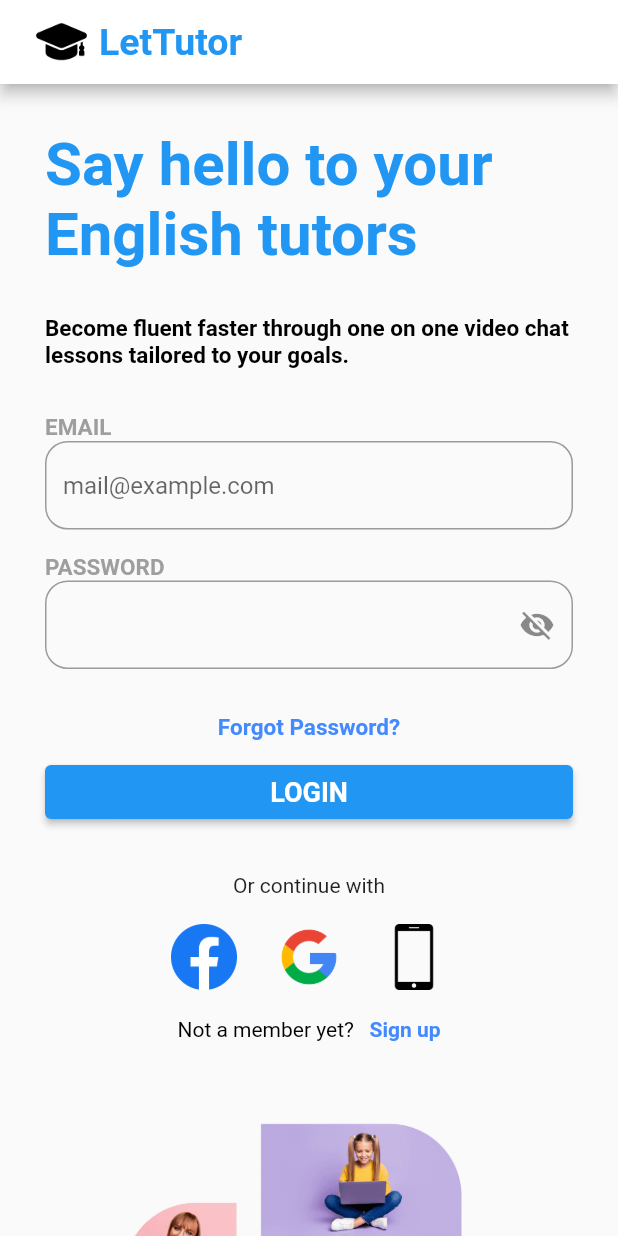
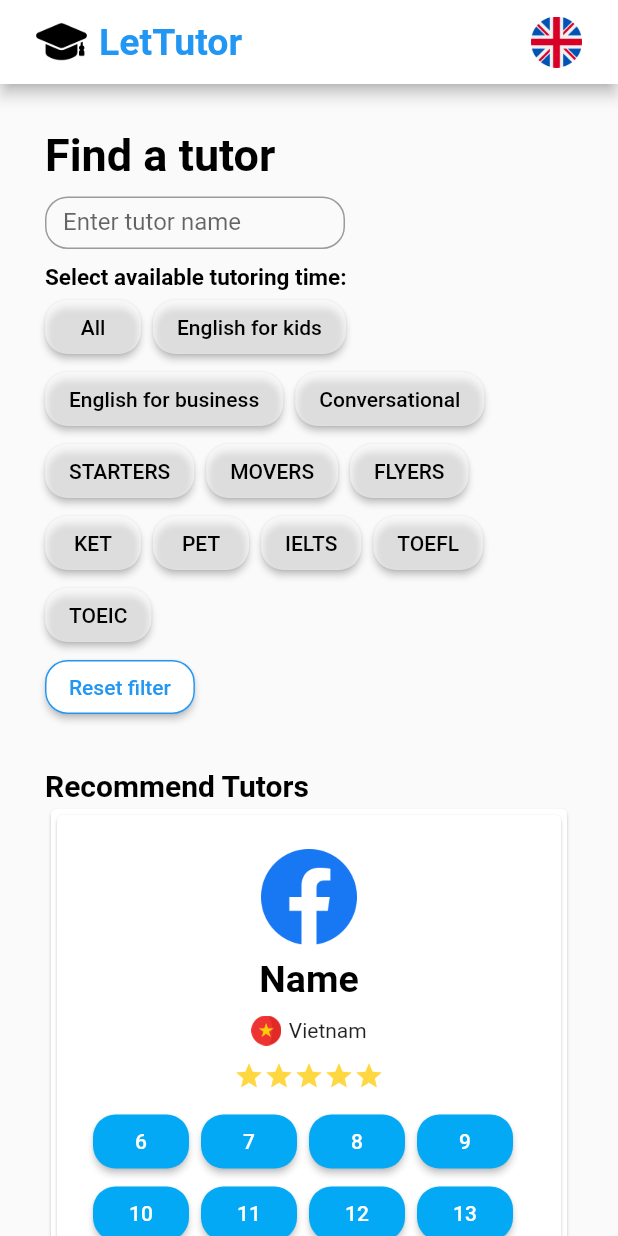
Before and after one commit to lyhai1502/AdvancedMobile_IndividualProject, a Flutter app: the screen it shows after launch, on a phone screen of 412 x 824 dp. Run offline on Flutter 3.47's test engine with Material 2 defaults, Android fonts, the phone set to English and light mode, and no system bars.

Commit message:
create find-tutor-list screen

```diff
--- a/lib/main.dart
+++ b/lib/main.dart
@@ -1,5 +1,6 @@
 import 'package:flutter/material.dart';
-import 'package:my_app/screen/login_screen.dart';
+import 'package:my_app/screens/tutor_list_screen.dart';
+import 'package:my_app/widgets/app_bar.dart';
 
 void main() {
   runApp(const MyApp());
@@ -13,25 +14,7 @@ class MyApp extends StatelessWidget {
   Widget build(BuildContext context) {
     return MaterialApp(
         home: Scaffold(
-            appBar: AppBar(
-                backgroundColor: Colors.white,
-                title: Row(children: [
-                  SizedBox(
-                    width: 50,
-                    height: 50,
-                    child: IconButton(
-                      icon: Image.asset('lib/assets/icons/logo.png'),
-                      onPressed: () {},
-                    ),
-                  ),
-                  const Text(
-                    'LetTutor',
-                    style: TextStyle(
-                        fontSize: 25,
-                        fontWeight: FontWeight.bold,
-                        color: Colors.blue),
-                  ),
-                ])),
-            body: LoginScreen()));
+            appBar: AppBarWidget().build(context),
+            body: const TutorListScreen()));
   }
 }
--- a/lib/screen/login_screen.dart
+++ b/lib/screens/login_screen.dart
@@ -2,6 +2,8 @@ import 'package:flutter/gestures.dart';
 import 'package:flutter/material.dart';
 
 class LoginScreen extends StatefulWidget {
+  const LoginScreen({super.key});
+
   @override
   State<StatefulWidget> createState() {
     return LoginScreenState();
@@ -22,13 +24,18 @@ class LoginScreenState extends State<LoginScreen> {
       child: Container(
           margin: const EdgeInsets.symmetric(horizontal: 30),
           child: Column(
-            mainAxisAlignment: MainAxisAlignment.start,
             children: [
+              SizedBox(
+                width: 400,
+                height: 350,
+                child: Image.asset('lib/assets/images/background.png'),
+              ),
               const Padding(
                 padding: EdgeInsets.symmetric(vertical: 15),
               ),
               const Text(
                 "Say hello to your English tutors",
+                textAlign: TextAlign.center,
                 style: TextStyle(
                     fontSize: 40,
                     fontWeight: FontWeight.bold,
@@ -39,8 +46,9 @@ class LoginScreenState extends State<LoginScreen> {
               ),
               const Text(
                 "Become fluent faster through one on one video chat lessons tailored to your goals.",
+                textAlign: TextAlign.center,
                 style: TextStyle(
-                    fontSize: 15,
+                    fontSize: 17,
                     fontWeight: FontWeight.bold,
                     color: Colors.black),
               ),
@@ -189,13 +197,8 @@ class LoginScreenState extends State<LoginScreen> {
                   )
                 ],
               )),
-              SizedBox(
-                width: 400,
-                height: 400,
-                child: IconButton(
-                  icon: Image.asset('lib/assets/images/background.png'),
-                  onPressed: () {},
-                ),
+              const Padding(
+                padding: EdgeInsets.symmetric(vertical: 20),
               ),
             ],
           )),
--- /dev/null
+++ b/lib/screens/tutor_list_screen.dart
@@ -0,0 +1,121 @@
+import 'package:flutter/material.dart';
+import 'package:my_app/widgets/tutor_list_item.dart';
+
+class TutorListScreen extends StatefulWidget {
+  const TutorListScreen({super.key});
+
+  @override
+  State<StatefulWidget> createState() {
+    return TutorListScreenState();
+  }
+}
+
+class TutorListScreenState extends State<TutorListScreen> {
+  final List<String> items = [
+    'All',
+    'English for kids',
+    'English for business',
+    'Conversational',
+    'STARTERS',
+    'MOVERS',
+    'FLYERS',
+    'KET',
+    'PET',
+    'IELTS',
+    'TOEFL',
+    'TOEIC'
+  ];
+
+  String _selectedFilterItem = '';
+  @override
+  Widget build(BuildContext context) {
+    return SingleChildScrollView(
+        child: Container(
+      padding: const EdgeInsets.all(30),
+      child: Column(crossAxisAlignment: CrossAxisAlignment.start, children: [
+        const Text(
+          'Find a tutor',
+          style: TextStyle(
+              fontSize: 30, fontWeight: FontWeight.bold, color: Colors.black),
+        ),
+        const Padding(
+          padding: EdgeInsets.symmetric(vertical: 5),
+        ),
+        SizedBox(
+            height: 35,
+            width: 200,
+            child: TextField(
+              decoration: InputDecoration(
+                  border: OutlineInputBorder(
+                    borderRadius: BorderRadius.circular(15),
+                  ),
+                  labelText: 'Enter tutor name'),
+            )),
+        const Padding(
+          padding: EdgeInsets.symmetric(vertical: 5),
+        ),
+        const Text(
+          'Select available tutoring time:',
+          style: TextStyle(
+              fontSize: 15, fontWeight: FontWeight.bold, color: Colors.black),
+        ),
+        Wrap(
+          children: [
+            for (String item in items)
+              Container(
+                  padding: const EdgeInsets.only(right: 8),
+                  child: ElevatedButton(
+                      style: ButtonStyle(
+                          shape:
+                              MaterialStateProperty.all<RoundedRectangleBorder>(
+                                  RoundedRectangleBorder(
+                            borderRadius: BorderRadius.circular(15.0),
+                          )),
+                          backgroundColor: _selectedFilterItem == item
+                              ? MaterialStateProperty.all(Colors.blue)
+                              : MaterialStateProperty.all(Colors.white54),
+                          foregroundColor: _selectedFilterItem == item
+                              ? MaterialStateProperty.all(Colors.white)
+                              : MaterialStateProperty.all(Colors.black)),
+                      onPressed: () {
+                        setState(() {
+                          _selectedFilterItem = item;
+                        });
+                      },
+                      child: Text(item)))
+          ],
+        ),
+        ElevatedButton(
+            style: ButtonStyle(
+                shape: MaterialStateProperty.all<RoundedRectangleBorder>(
+                    RoundedRectangleBorder(
+                  side: const BorderSide(color: Colors.blue),
+                  borderRadius: BorderRadius.circular(15.0),
+                )),
+                backgroundColor: MaterialStateProperty.all(Colors.white),
+                foregroundColor: MaterialStateProperty.all(Colors.blue)),
+            onPressed: () {
+              setState(() {
+                _selectedFilterItem = 'All';
+              });
+            },
+            child: const Text('Reset filter')),
+        const Padding(
+          padding: EdgeInsets.symmetric(vertical: 15),
+        ),
+        const Text(
+          'Recommend Tutors',
+          style: TextStyle(
+              fontSize: 20, fontWeight: FontWeight.bold, color: Colors.black),
+        ),
+        Column(children: [
+          // ignore: unused_local_variable
+          for (String item in items)
+            const Card(
+              child: CardExample(),
+            )
+        ])
+      ]),
+    ));
+  }
+}
--- /dev/null
+++ b/lib/widgets/app_bar.dart
@@ -0,0 +1,39 @@
+import 'package:flutter/material.dart';
+
+class AppBarWidget extends StatelessWidget {
+  const AppBarWidget({super.key});
+
+  @override
+  PreferredSizeWidget build(BuildContext context) {
+    return AppBar(
+        backgroundColor: Colors.white,
+        title:
+            Row(mainAxisAlignment: MainAxisAlignment.spaceBetween, children: [
+          Row(children: [
+            SizedBox(
+              width: 50,
+              height: 50,
+              child: IconButton(
+                icon: Image.asset('lib/assets/icons/logo.png'),
+                onPressed: () {},
+              ),
+            ),
+            const Text(
+              'LetTutor',
+              style: TextStyle(
+                  fontSize: 25,
+                  fontWeight: FontWeight.bold,
+                  color: Colors.blue),
+            ),
+          ]),
+          SizedBox(
+            width: 50,
+            height: 50,
+            child: IconButton(
+              icon: Image.asset('lib/assets/icons/united-kingdom.png'),
+              onPressed: () {},
+            ),
+          ),
+        ]));
+  }
+}
--- /dev/null
+++ b/lib/widgets/tutor_list_item.dart
@@ -0,0 +1,110 @@
+import 'package:flutter/material.dart';
+
+class CardExample extends StatelessWidget {
+  const CardExample({super.key});
+
+  @override
+  Widget build(BuildContext context) {
+    return Center(
+      child: Card(
+        child: Container(
+            padding: const EdgeInsets.all(15),
+            child: Column(
+              children: [
+                SizedBox(
+                    width: 80,
+                    height: 80,
+                    child: IconButton(
+                      onPressed: () {},
+                      icon: Image.asset('lib/assets/icons/facebook.png'),
+                    )),
+                const Text(
+                  "Name",
+                  style: TextStyle(
+                      fontSize: 25,
+                      fontWeight: FontWeight.bold,
+                      color: Colors.black),
+                ),
+                const Padding(
+                  padding: EdgeInsets.symmetric(vertical: 5),
+                ),
+                Row(
+                  mainAxisAlignment: MainAxisAlignment.center,
+                  children: [
+                    SizedBox(
+                      width: 20,
+                      height: 20,
+                      child: Image.asset('lib/assets/icons/vietnam.png'),
+                    ),
+                    const Padding(
+                      padding: EdgeInsets.only(right: 5),
+                    ),
+                    const Text('Vietnam')
+                  ],
+                ),
+                const Padding(
+                  padding: EdgeInsets.symmetric(vertical: 5),
+                ),
+                Row(
+                  mainAxisAlignment: MainAxisAlignment.center,
+                  children: [
+                    for (var i = 0; i < 5; i++)
+                      const Icon(Icons.star,
+                          size: 20, color: Colors.amberAccent),
+                  ],
+                ),
+                const Padding(
+                  padding: EdgeInsets.symmetric(vertical: 5),
+                ),
+                Wrap(
+                  children: [
+                    for (var i = 6; i < 16; i++)
+                      Container(
+                          padding: const EdgeInsets.only(right: 8),
+                          child: ElevatedButton(
+                              style: ButtonStyle(
+                                  shape: MaterialStateProperty.all<
+                                          RoundedRectangleBorder>(
+                                      RoundedRectangleBorder(
+                                    borderRadius: BorderRadius.circular(15.0),
+                                  )),
+                                  backgroundColor: MaterialStateProperty.all(
+                                      Colors.lightBlue),
+                                  foregroundColor:
+                                      MaterialStateProperty.all(Colors.white)),
+                              onPressed: () {},
+                              child: Text(i.toString())))
+                  ],
+                ),
+                const Padding(
+                  padding: EdgeInsets.symmetric(vertical: 5),
+                ),
+                const Text(
+                  "I am passionate about running and fitness, I often compete in trail/mountain running events and I love pushing myself. I am training to one day take part in ultra-endurance events. I also enjoy watching rugby on the weekends, reading and watching podcasts on Youtube. My most memorable life experience",
+                  style: TextStyle(fontSize: 15, color: Colors.black),
+                ),
+                Row(
+                  mainAxisAlignment: MainAxisAlignment.spaceBetween,
+                  children: [
+                    Icon(Icons.monitor_heart_sharp),
+                    ElevatedButton(
+                        style: ButtonStyle(
+                            shape: MaterialStateProperty.all<
+                                RoundedRectangleBorder>(RoundedRectangleBorder(
+                              side: const BorderSide(color: Colors.blue),
+                              borderRadius: BorderRadius.circular(15.0),
+                            )),
+                            backgroundColor:
+                                MaterialStateProperty.all(Colors.white),
+                            foregroundColor:
+                                MaterialStateProperty.all(Colors.blue)),
+                        onPressed: () {},
+                        child: const Text('Reset filter'))
+                  ],
+                )
+              ],
+            )),
+      ),
+    );
+  }
+}
--- a/pubspec.yaml
+++ b/pubspec.yaml
@@ -34,6 +34,7 @@ dependencies:
   # The following adds the Cupertino Icons font to your application.
   # Use with the CupertinoIcons class for iOS style icons.
   cupertino_icons: ^1.0.2
+  dropdown_button2: ^2.3.9
 
 dev_dependencies:
   flutter_test:
```
Also changed, not shown: lib/assets/icons/googlecopy.png (deleted), lib/assets/icons/united-kingdom.png (added), lib/assets/icons/vietnam.png (added), pubspec.lock.
